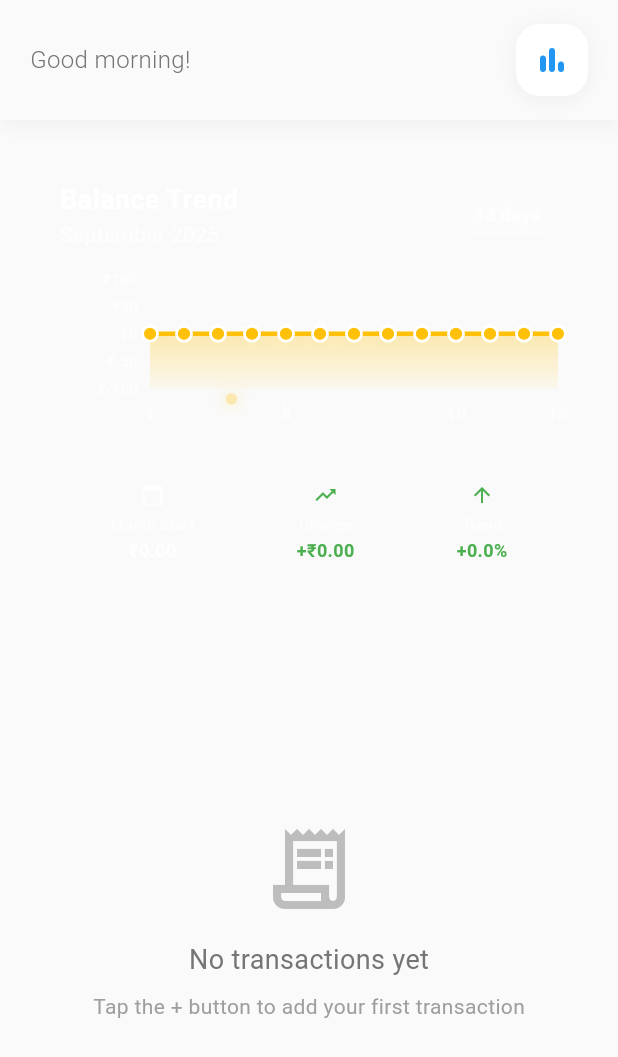
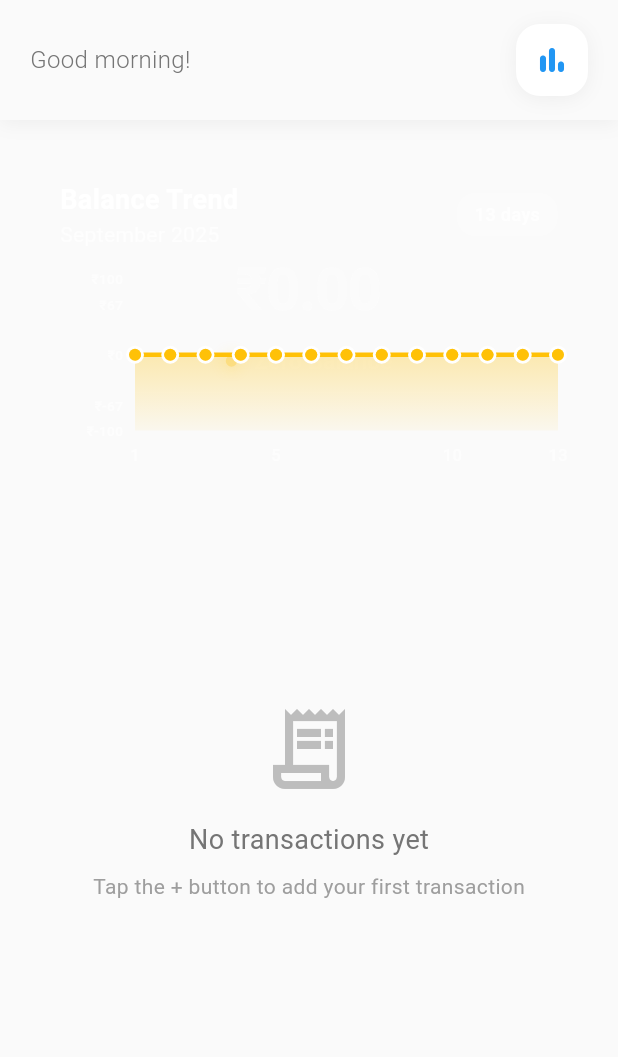
Before and after one commit to malik-l0l/test_1, a Flutter app: the HomeScreen screen opened directly, after a tap on "₹0.00", on a phone screen of 412 x 824 dp. Shown: the top 1057 px of the screen. Run offline on Flutter 3.47's test engine with Material 3 defaults, Android fonts, the light colour scheme and no system bars; drawn by our look-alikes of fl_chart; our stand-ins replace hive, hive_flutter, share_plus; accounts and stored records are empty; Roboto replaces fonts that are missing (SF Pro Display).

Commit message:
fix(home): realtime fl_chart

```diff
--- a/lib/widgets/balance_card.dart
+++ b/lib/widgets/balance_card.dart
@@ -83,6 +83,15 @@ class _BalanceCardState extends State<BalanceCard>
   }
 
   @override
+  void didUpdateWidget(BalanceCard oldWidget) {
+    super.didUpdateWidget(oldWidget);
+    // Regenerate chart data when balance changes (real-time updates)
+    if (oldWidget.balance != widget.balance) {
+      _generateChartData();
+    }
+  }
+
+  @override
   void dispose() {
     _chartAnimationController.dispose();
     _balanceAnimationController.dispose();
@@ -91,8 +100,6 @@ class _BalanceCardState extends State<BalanceCard>
 
   void _generateChartData() {
     final now = DateTime.now();
-    final startOfMonth = DateTime(now.year, now.month, 1);
-    final endOfMonth = DateTime(now.year, now.month + 1, 0);
 
     _dailyBalances = [];
     _chartData = [];
@@ -106,20 +113,15 @@ class _BalanceCardState extends State<BalanceCard>
     // Work backwards from today to calculate historical balances
     for (int day = now.day; day >= 1; day--) {
       final currentDate = DateTime(now.year, now.month, day);
-      final dayTransactions = monthlyTransactions.where((t) =>
-        t.date.day == day &&
-        t.date.month == now.month &&
-        t.date.year == now.year
-      ).toList();
 
       // If this is today, use current balance
       if (day == now.day) {
         _dailyBalances.insert(0, DailyBalance(currentDate, runningBalance));
       } else {
         // Subtract transactions that happened after this day
-        final futureTransactions = monthlyTransactions.where((t) =>
-          t.date.isAfter(currentDate)
-        ).toList();
+        final futureTransactions = monthlyTransactions
+            .where((t) => t.date.isAfter(currentDate))
+            .toList();
 
         double historicalBalance = widget.balance;
         for (final transaction in futureTransactions) {
@@ -181,7 +183,7 @@ class _BalanceCardState extends State<BalanceCard>
         duration: Duration(milliseconds: 600),
         curve: Curves.easeInOutCubic,
         width: double.infinity,
-        height: _showChart ? 320 : 120,
+        height: _showChart ? 240 : 120,
         padding: EdgeInsets.all(24),
         decoration: BoxDecoration(
           color: Colors.transparent,
@@ -275,38 +277,6 @@ class _BalanceCardState extends State<BalanceCard>
         ),
 
         SizedBox(height: 16),
-
-        // Tap hint
-        Container(
-          padding: EdgeInsets.symmetric(horizontal: 12, vertical: 6),
-          decoration: BoxDecoration(
-            color: Colors.white.withOpacity(0.1),
-            borderRadius: BorderRadius.circular(20),
-            border: Border.all(
-              color: Colors.white.withOpacity(0.2),
-              width: 1,
-            ),
-          ),
-          child: Row(
-            mainAxisSize: MainAxisSize.min,
-            children: [
-              Icon(
-                Icons.show_chart,
-                color: Colors.white.withOpacity(0.7),
-                size: 16,
-              ),
-              SizedBox(width: 6),
-              Text(
-                'Tap to view trend',
-                style: TextStyle(
-                  fontSize: 12,
-                  color: Colors.white.withOpacity(0.7),
-                  fontWeight: FontWeight.w500,
-                ),
-              ),
-            ],
-          ),
-        ),
       ],
     );
   }
@@ -381,8 +351,10 @@ class _BalanceCardState extends State<BalanceCard>
 
         SizedBox(height: 20),
 
-        // Chart
+        // Chart - Increased height to prevent overflow
         Expanded(
+          child: Container(
+            height: 140, // Fixed height to prevent overflow
             child: LineChart(
               LineChartData(
                 gridData: FlGridData(
@@ -398,12 +370,14 @@ class _BalanceCardState extends State<BalanceCard>
                 ),
                 titlesData: FlTitlesData(
                   show: true,
-                rightTitles: AxisTitles(sideTitles: SideTitles(showTitles: false)),
-                topTitles: AxisTitles(sideTitles: SideTitles(showTitles: false)),
+                  rightTitles:
+                      AxisTitles(sideTitles: SideTitles(showTitles: false)),
+                  topTitles:
+                      AxisTitles(sideTitles: SideTitles(showTitles: false)),
                   bottomTitles: AxisTitles(
                     sideTitles: SideTitles(
                       showTitles: true,
-                    reservedSize: 30,
+                      reservedSize: 25,
                       interval: 5,
                       getTitlesWidget: (value, meta) {
                         return SideTitleWidget(
@@ -412,7 +386,7 @@ class _BalanceCardState extends State<BalanceCard>
                             value.toInt().toString(),
                             style: TextStyle(
                               color: Colors.white.withOpacity(0.6),
-                            fontSize: 12,
+                              fontSize: 11,
                               fontWeight: FontWeight.w500,
                             ),
                           ),
@@ -423,8 +397,8 @@ class _BalanceCardState extends State<BalanceCard>
                   leftTitles: AxisTitles(
                     sideTitles: SideTitles(
                       showTitles: true,
-                    reservedSize: 60,
-                    interval: (_maxY - _minY) / 4,
+                      reservedSize: 50,
+                      interval: (_maxY - _minY) / 3,
                       getTitlesWidget: (value, meta) {
                         return SideTitleWidget(
                           axisSide: meta.axisSide,
@@ -432,7 +406,7 @@ class _BalanceCardState extends State<BalanceCard>
                             '${widget.currency}${_formatChartValue(value)}',
                             style: TextStyle(
                               color: Colors.white.withOpacity(0.6),
-                            fontSize: 10,
+                              fontSize: 9,
                               fontWeight: FontWeight.w500,
                             ),
                           ),
@@ -486,12 +460,14 @@ class _BalanceCardState extends State<BalanceCard>
                 lineTouchData: LineTouchData(
                   enabled: true,
                   touchTooltipData: LineTouchTooltipData(
-                  getTooltipColor: (touchedSpot) => Colors.black.withOpacity(0.8),
+                    getTooltipColor: (touchedSpot) =>
+                        Colors.black.withOpacity(0.8),
                     getTooltipItems: (List<LineBarSpot> touchedBarSpots) {
                       return touchedBarSpots.map((barSpot) {
                         final day = barSpot.x.toInt();
                         final balance = barSpot.y;
-                      final date = DateTime(DateTime.now().year, DateTime.now().month, day);
+                        final date = DateTime(
+                            DateTime.now().year, DateTime.now().month, day);
 
                         return LineTooltipItem(
                           '${DateFormatter.formatShortDate(date)}\n${widget.currency}${balance.toStringAsFixed(2)}',
@@ -504,7 +480,8 @@ class _BalanceCardState extends State<BalanceCard>
                       }).toList();
                     },
                   ),
-                touchCallback: (FlTouchEvent event, LineTouchResponse? touchResponse) {
+                  touchCallback:
+                      (FlTouchEvent event, LineTouchResponse? touchResponse) {
                     // Add haptic feedback on touch
                     if (event is FlTapUpEvent) {
                       // HapticFeedback.lightImpact();
@@ -513,97 +490,6 @@ class _BalanceCardState extends State<BalanceCard>
                 ),
               ),
             ),
-        ),
-
-        SizedBox(height: 16),
-
-        // Chart Stats
-        _buildChartStats(),
-      ],
-    );
-  }
-
-  Widget _buildChartStats() {
-    if (_dailyBalances.isEmpty) return SizedBox.shrink();
-
-    final firstBalance = _dailyBalances.first.balance;
-    final lastBalance = _dailyBalances.last.balance;
-    final change = lastBalance - firstBalance;
-    final changePercent = firstBalance != 0 ? (change / firstBalance.abs()) * 100 : 0;
-
-    final isPositiveChange = change >= 0;
-    final changeColor = isPositiveChange ? Colors.green : Colors.red;
-
-    return Container(
-      padding: EdgeInsets.all(16),
-      decoration: BoxDecoration(
-        color: Colors.white.withOpacity(0.05),
-        borderRadius: BorderRadius.circular(12),
-        border: Border.all(
-          color: Colors.white.withOpacity(0.1),
-          width: 1,
-        ),
-      ),
-      child: Row(
-        mainAxisAlignment: MainAxisAlignment.spaceAround,
-        children: [
-          _buildStatItem(
-            'Month Start',
-            '${widget.currency}${firstBalance.toStringAsFixed(2)}',
-            Icons.calendar_today,
-            Colors.white.withOpacity(0.8),
-          ),
-          Container(
-            width: 1,
-            height: 40,
-            color: Colors.white.withOpacity(0.2),
-          ),
-          _buildStatItem(
-            'Change',
-            '${isPositiveChange ? '+' : ''}${widget.currency}${change.toStringAsFixed(2)}',
-            isPositiveChange ? Icons.trending_up : Icons.trending_down,
-            changeColor,
-          ),
-          Container(
-            width: 1,
-            height: 40,
-            color: Colors.white.withOpacity(0.2),
-          ),
-          _buildStatItem(
-            'Trend',
-            '${isPositiveChange ? '+' : ''}${changePercent.toStringAsFixed(1)}%',
-            isPositiveChange ? Icons.arrow_upward : Icons.arrow_downward,
-            changeColor,
-          ),
-        ],
-      ),
-    );
-  }
-
-  Widget _buildStatItem(String label, String value, IconData icon, Color color) {
-    return Column(
-      children: [
-        Icon(
-          icon,
-          color: color,
-          size: 16,
-        ),
-        SizedBox(height: 4),
-        Text(
-          label,
-          style: TextStyle(
-            fontSize: 10,
-            color: Colors.white.withOpacity(0.6),
-            fontWeight: FontWeight.w500,
-          ),
-        ),
-        SizedBox(height: 2),
-        Text(
-          value,
-          style: TextStyle(
-            fontSize: 12,
-            color: color,
-            fontWeight: FontWeight.w600,
           ),
         ),
       ],
```
Lines whose indentation alone changed are shown as unchanged.
